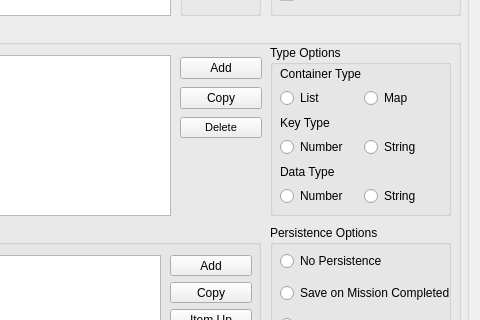
Above: qtfred/ui/VariableDialog.ui from scp-fs2open/fs2open.github.com before the change; both pictures show x 161 to 641 and y 216 to 536 of the 641 by 678 pixel window. Below: the same form after it.
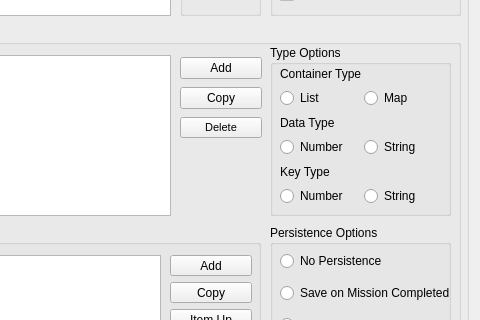
That is the form after the change.

Commit message:
Switch Key Options and Data Options
The data type options are going to be used much more regularly and always enabled, and so should be higher on the layout.

The edit to the form file:
```diff
--- a/qtfred/ui/VariableDialog.ui
+++ b/qtfred/ui/VariableDialog.ui
@@ -501,31 +501,6 @@
              </item>
             </layout>
            </item>
-           <item>
-            <widget class="QLabel" name="label_4">
-             <property name="text">
-              <string>Key Type</string>
-             </property>
-            </widget>
-           </item>
-           <item>
-            <layout class="QHBoxLayout" name="horizontalLayout_6">
-             <item>
-              <widget class="QRadioButton" name="setContainerKeyAsNumberRadio">
-               <property name="text">
-                <string>Number</string>
-               </property>
-              </widget>
-             </item>
-             <item>
-              <widget class="QRadioButton" name="setContainerKeyAsStringRadio">
-               <property name="text">
-                <string>String</string>
-               </property>
-              </widget>
-             </item>
-            </layout>
-           </item>
            <item>
             <widget class="QLabel" name="label_2">
              <property name="text">
@@ -551,6 +526,31 @@
              </item>
             </layout>
            </item>
+           <item>
+            <widget class="QLabel" name="label_4">
+             <property name="text">
+              <string>Key Type</string>
+             </property>
+            </widget>
+           </item>
+           <item>
+            <layout class="QHBoxLayout" name="horizontalLayout_6">
+             <item>
+              <widget class="QRadioButton" name="setContainerKeyAsNumberRadio">
+               <property name="text">
+                <string>Number</string>
+               </property>
+              </widget>
+             </item>
+             <item>
+              <widget class="QRadioButton" name="setContainerKeyAsStringRadio">
+               <property name="text">
+                <string>String</string>
+               </property>
+              </widget>
+             </item>
+            </layout>
+           </item>
           </layout>
          </widget>
         </widget>
```
